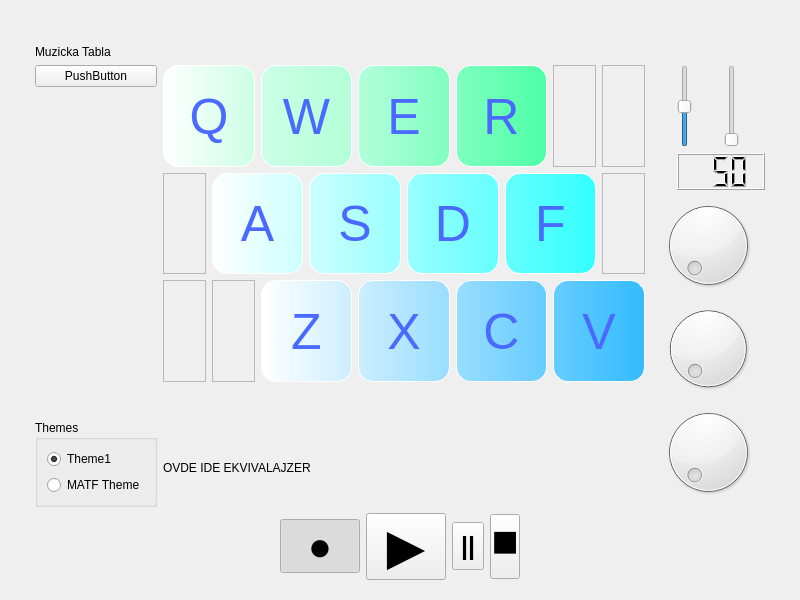
Before: the Qt Designer form src/mainwindow.ui in goldengun1/Music_Board, drawn with Qt 5.
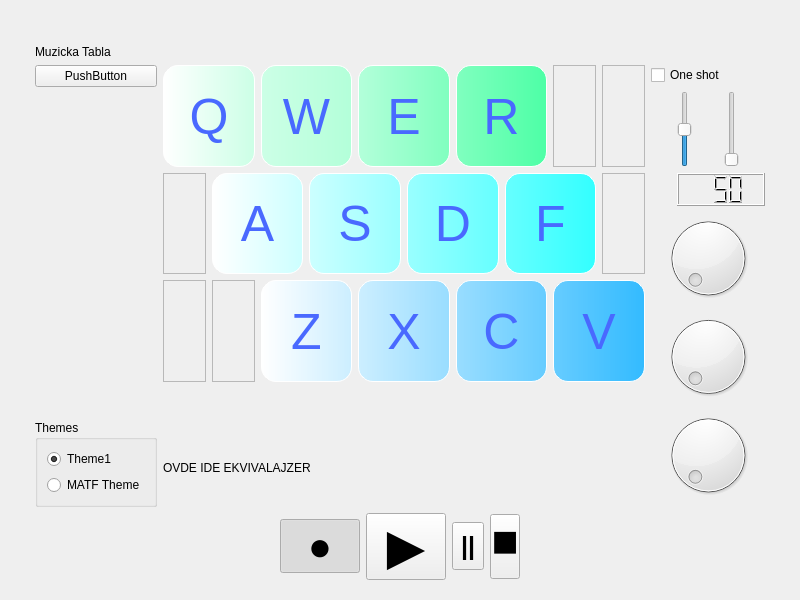
After: the same form once the commit is applied. Custom widgets are drawn as their Qt base class.

The edit to the form file:
```diff
--- a/src/mainwindow.ui
+++ b/src/mainwindow.ui
@@ -839,7 +839,7 @@
    </item>
    <item row="1" column="2">
     <layout class="QGridLayout" name="gridLayout_3">
-     <item row="1" column="0">
+     <item row="2" column="0">
       <spacer name="verticalSpacer_2">
        <property name="orientation">
         <enum>Qt::Vertical</enum>
@@ -855,7 +855,46 @@
        </property>
       </spacer>
      </item>
-     <item row="0" column="2">
+     <item row="4" column="0" colspan="5">
+      <widget class="QDial" name="dial_3"/>
+     </item>
+     <item row="1" column="0">
+      <spacer name="horizontalSpacer_2">
+       <property name="orientation">
+        <enum>Qt::Horizontal</enum>
+       </property>
+       <property name="sizeType">
+        <enum>QSizePolicy::Fixed</enum>
+       </property>
+       <property name="sizeHint" stdset="0">
+        <size>
+         <width>20</width>
+         <height>20</height>
+        </size>
+       </property>
+      </spacer>
+     </item>
+     <item row="2" column="1" colspan="4">
+      <widget class="QLCDNumber" name="lcdVolDisplay">
+       <property name="digitCount">
+        <number>3</number>
+       </property>
+       <property name="value" stdset="0">
+        <double>50.000000000000000</double>
+       </property>
+       <property name="intValue" stdset="0">
+        <number>50</number>
+       </property>
+      </widget>
+     </item>
+     <item row="1" column="3">
+      <widget class="QSlider" name="verticalSlider_2">
+       <property name="orientation">
+        <enum>Qt::Vertical</enum>
+       </property>
+      </widget>
+     </item>
+     <item row="1" column="2">
       <spacer name="horizontalSpacer">
        <property name="orientation">
         <enum>Qt::Horizontal</enum>
@@ -871,8 +910,8 @@
        </property>
       </spacer>
      </item>
-     <item row="0" column="1">
-      <widget class="QSlider" name="verticalSlider">
+     <item row="1" column="1">
+      <widget class="QSlider" name="volumeSlider">
        <property name="sizePolicy">
         <sizepolicy hsizetype="Fixed" vsizetype="Preferred">
          <horstretch>0</horstretch>
@@ -890,23 +929,7 @@
        </property>
       </widget>
      </item>
-     <item row="0" column="0">
-      <spacer name="horizontalSpacer_2">
-       <property name="orientation">
-        <enum>Qt::Horizontal</enum>
-       </property>
-       <property name="sizeType">
-        <enum>QSizePolicy::Fixed</enum>
-       </property>
-       <property name="sizeHint" stdset="0">
-        <size>
-         <width>20</width>
-         <height>20</height>
-        </size>
-       </property>
-      </spacer>
-     </item>
-     <item row="0" column="4">
+     <item row="1" column="4">
       <spacer name="horizontalSpacer_3">
        <property name="orientation">
         <enum>Qt::Horizontal</enum>
@@ -922,36 +945,20 @@
        </property>
       </spacer>
      </item>
-     <item row="4" column="0" colspan="5">
-      <widget class="QDial" name="dial_2"/>
-     </item>
-     <item row="0" column="3">
-      <widget class="QSlider" name="verticalSlider_2">
-       <property name="orientation">
-        <enum>Qt::Vertical</enum>
-       </property>
-      </widget>
-     </item>
      <item row="3" column="0" colspan="5">
-      <widget class="QDial" name="dial_3"/>
-     </item>
-     <item row="2" column="0" colspan="5">
       <widget class="QDial" name="dial">
        <property name="styleSheet">
         <string notr="true"/>
        </property>
       </widget>
      </item>
-     <item row="1" column="1" colspan="4">
-      <widget class="QLCDNumber" name="lcdVolDisplay">
-       <property name="digitCount">
-        <number>3</number>
-       </property>
-       <property name="value" stdset="0">
-        <double>50.000000000000000</double>
-       </property>
-       <property name="intValue" stdset="0">
-        <number>50</number>
+     <item row="5" column="0" colspan="5">
+      <widget class="QDial" name="dial_2"/>
+     </item>
+     <item row="0" column="0" colspan="5">
+      <widget class="QCheckBox" name="oneShotCB">
+       <property name="text">
+        <string>One shot</string>
        </property>
       </widget>
      </item>
```
